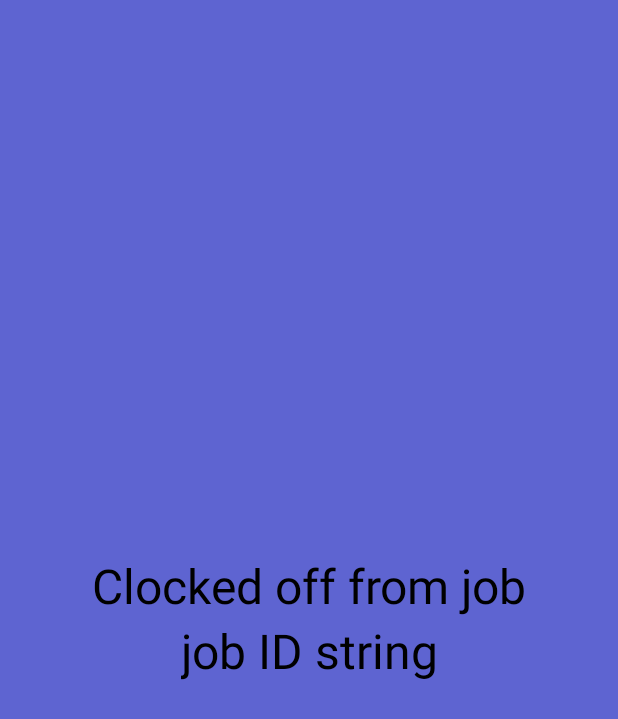
After one commit to DigitME2/Work_Tracking_System_App, an Android app: the layout activity_clocked_off_confirmation.xml on its own in the app's theme, with its tools: preview values and no code run, on a phone screen of 412 x 824 dp. The commit adds this screen. Shown: the top 719 px of the screen. Run offline under Robolectric (Android 15) with nearby library versions, the phone set to English and light mode, and no system bars.

Commit message:
Add option for fullscreen confirmations and nice bright messages to confirm clock on/off and stoppage start/resolved

```diff
--- a/app/src/main/java/com/admt/barcodereader/settings_page.java
+++ b/app/src/main/java/com/admt/barcodereader/settings_page.java
@@ -46,6 +46,7 @@ public class settings_page extends AppCompatActivity
         EditText tbProductIdPrefix = (EditText)findViewById(R.id.tbProductIdPrefix);
         EditText tbAppIdentifierName = (EditText)findViewById(R.id.tbAppIdentifierName);
         Spinner spDetectionDelay = (Spinner)findViewById(R.id.spDetectionDelay);
+        Switch swUseFullscreenConfirmations = (Switch)findViewById(R.id.swUseFullscreenConfirmations);
 
 
         SharedPreferences prefs = getSharedPreferences(
@@ -74,6 +75,7 @@ public class settings_page extends AppCompatActivity
         Set<String> stationSet = prefs.getStringSet(
                 getString(R.string.preferences_stationIds), new HashSet<String>());
         long detectionDelay = prefs.getLong("detectionDelay", 1000);
+        boolean useFullscreenConfirmations = prefs.getBoolean("useFullscreenConfirmations",true);
         tbServerURL.setText(serverAddress);
         tbSettingsPassword.setText(settingsPassword);
         if(useFrontCamera)
@@ -113,6 +115,7 @@ public class settings_page extends AppCompatActivity
         tbUserIdPrefix.setText(userPrefix);
         tbProductIdPrefix.setText(productPrefix);
         tbAppIdentifierName.setText(appIdentifierName);
+        swUseFullscreenConfirmations.setChecked(useFullscreenConfirmations);
     }
 
     public void onBtnOkClicked(View v)
@@ -131,6 +134,7 @@ public class settings_page extends AppCompatActivity
         EditText tbProductIdPrefix = (EditText)findViewById(R.id.tbProductIdPrefix);
         EditText tbAppIdName = (EditText)findViewById(R.id.tbAppIdentifierName);
         Spinner spDetectionDelay = (Spinner)findViewById(R.id.spDetectionDelay);
+        Switch swUseFullscreenConfirmations = (Switch)findViewById(R.id.swUseFullscreenConfirmations);
 
         int camOptionSelection = spCameraSelect.getSelectedItemPosition();
         boolean useFrontCamera = true;
@@ -185,6 +189,8 @@ public class settings_page extends AppCompatActivity
             else if(spDetectionDelay.getSelectedItemPosition() == 4)
                 editor.putLong("detectionDelay", 3000);
 
+            editor.putBoolean("useFullscreenConfirmations",swUseFullscreenConfirmations.isChecked());
+
             editor.commit();
 
             Intent intent = new Intent(this, MainActivity.class);
--- /dev/null
+++ b/app/src/main/res/layout/activity_clocked_off_confirmation.xml
@@ -0,0 +1,39 @@
+<?xml version="1.0" encoding="utf-8"?>
+<androidx.constraintlayout.widget.ConstraintLayout xmlns:android="http://schemas.android.com/apk/res/android"
+    xmlns:app="http://schemas.android.com/apk/res-auto"
+    xmlns:tools="http://schemas.android.com/tools"
+    android:layout_width="match_parent"
+    android:layout_height="match_parent"
+    android:background="@color/clockOffConfirmationBackgroundColour"
+    tools:context=".clockedOffConfirmation">
+
+    <LinearLayout
+        android:layout_width="wrap_content"
+        android:layout_height="wrap_content"
+        android:orientation="vertical"
+        app:layout_constraintBottom_toBottomOf="parent"
+        app:layout_constraintEnd_toEndOf="parent"
+        app:layout_constraintStart_toStartOf="parent"
+        app:layout_constraintTop_toTopOf="parent"
+        >
+
+        <TextView
+            android:id="@+id/textView2"
+            android:layout_width="wrap_content"
+            android:layout_height="wrap_content"
+            android:text="Clocked off from job"
+            android:layout_gravity="center_horizontal"
+            android:textColor="@color/clockOffConfirmationTextColour"
+            android:textSize="32sp" />
+
+        <TextView
+            android:id="@+id/tvClockedOffLabel"
+            android:layout_width="wrap_content"
+            android:layout_height="wrap_content"
+            android:text="job ID string"
+            android:layout_gravity="center_horizontal"
+            android:textColor="@color/clockOffConfirmationTextColour"
+            android:textSize="32sp" />
+    </LinearLayout>
+
+</androidx.constraintlayout.widget.ConstraintLayout>
--- a/app/src/main/res/layout/activity_settings_page.xml
+++ b/app/src/main/res/layout/activity_settings_page.xml
@@ -177,6 +177,12 @@
                 android:layout_width="match_parent"
                 android:layout_height="wrap_content"
                 android:entries="@array/detection_delay_labels"/>
+
+            <Switch
+                android:id="@+id/swUseFullscreenConfirmations"
+                android:layout_width="match_parent"
+                android:layout_height="wrap_content"
+                android:text="@string/use_fullscreen_confirmations" />
         </LinearLayout>
     </ScrollView>
 
--- a/app/src/main/res/values/colors.xml
+++ b/app/src/main/res/values/colors.xml
@@ -11,4 +11,13 @@
     <color name="colorSubmitBackgroundfocused">#a30a2a</color>
     <color name="colorSubmit">#fff</color>
     <color name="torchOn">#f5f253</color>
+
+    <color name="clockOnConfirmationBackgroundColour">#34eb3a</color>
+    <color name="clockOnConfirmationTextColour">#000000</color>
+    <color name="clockOffConfirmationBackgroundColour">#5e64d1</color>
+    <color name="clockOffConfirmationTextColour">#000000</color>
+    <color name="stoppageOnConfirmationBackgroundColour">#de7428</color>
+    <color name="stoppageOnConfirmationTextColour">#000000</color>
+    <color name="stoppageOffConfirmationBackgroundColour">#07b034</color>
+    <color name="stoppageOffConfirmationTextColour">#000000</color>
 </resources>
--- a/app/src/main/res/values/strings.xml
+++ b/app/src/main/res/values/strings.xml
@@ -15,6 +15,7 @@
     <string name="default_product_prefix">prdt_</string>
     <string name="default_stoppage_prefix">stpg_</string>
     <string name="detection_delay_label">Detection Delay (seconds)</string>
+    <string name="use_fullscreen_confirmations">Use Fullscreen Confirmations</string>
 
 
     <!-- Example General settings -->
```
Also changed, not shown: app/src/main/java/com/admt/barcodereader/MainActivity.java (+31 -0 lines), app/src/main/java/com/admt/barcodereader/clockedOffConfirmation.java (added, +33 -0 lines), app/src/main/java/com/admt/barcodereader/clockedOnConfirmation.java (added, +33 -0 lines), app/src/main/java/com/admt/barcodereader/dataDisplayFragment.java (+47 -25 lines), app/src/main/java/com/admt/barcodereader/stoppageEndedConfirmation.java (added, +36 -0 lines), app/src/main/java/com/admt/barcodereader/stoppageStartConfirmation.java (added, +36 -0 lines), app/src/main/res/layout/activity_clocked_on_confirmation.xml (added, +37 -0 lines), app/src/main/res/layout/activity_stoppage_ended_confirmation.xml (added, +45 -0 lines), app/src/main/res/layout/activity_stoppage_start_confirmation.xml (added, +45 -0 lines), app/src/main/java/com/admt/barcodereader/settingsPasswordScreen.java (line endings or trailing spaces).
